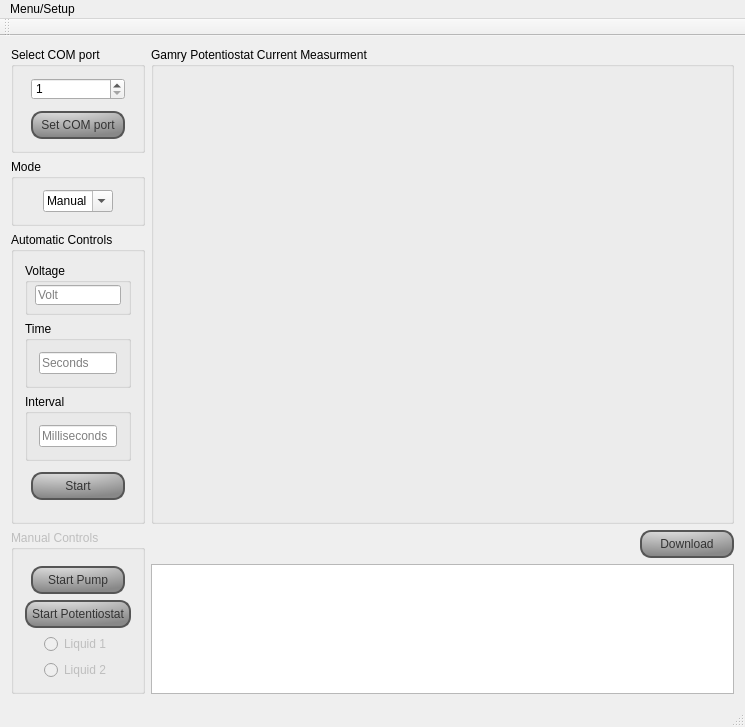
This is user-interface/ExperimentControl/mainwindow.ui in atraastrum/project-a-elec-e8002 as Qt 5 draws it before an edit. The edited form follows.
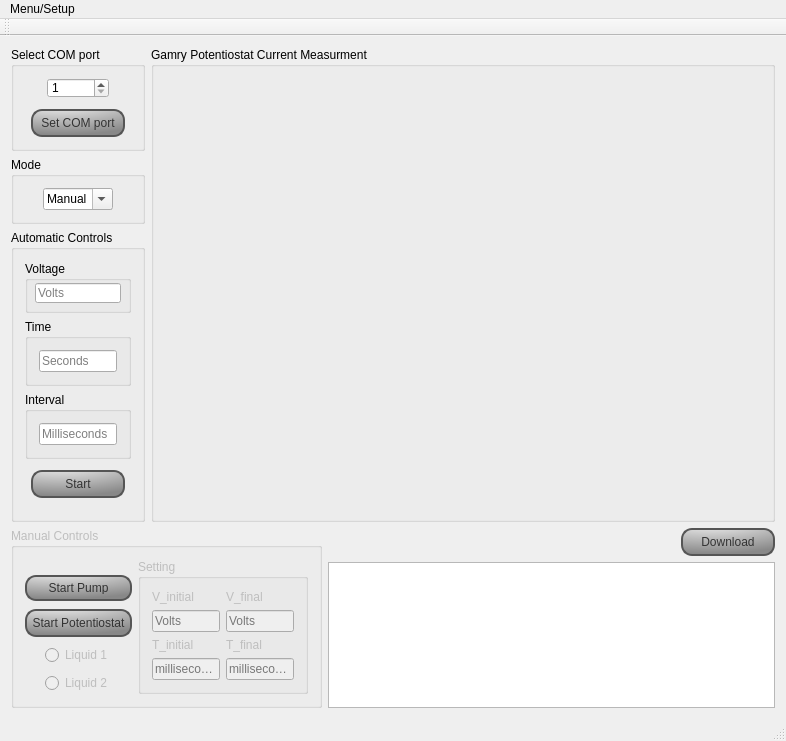
This is the edited form. Custom widgets are drawn as their Qt base class.

Commit message: Adding manual setting box

```diff
--- a/user-interface/ExperimentControl/mainwindow.ui
+++ b/user-interface/ExperimentControl/mainwindow.ui
@@ -6,8 +6,8 @@
    <rect>
     <x>0</x>
     <y>0</y>
-    <width>745</width>
-    <height>685</height>
+    <width>786</width>
+    <height>703</height>
    </rect>
   </property>
   <property name="windowTitle">
@@ -43,7 +43,104 @@
      <verstretch>0</verstretch>
     </sizepolicy>
    </property>
-   <layout class="QGridLayout" name="gridLayout" rowstretch="2,1,4,3" columnstretch="1,20">
+   <layout class="QVBoxLayout" name="verticalLayout_2" stretch="3,1">
+    <item>
+     <layout class="QGridLayout" name="gridLayout_2" rowstretch="1,1,4" columnstretch="1,15">
+      <item row="0" column="0">
+       <widget class="QGroupBox" name="groupBox">
+        <property name="title">
+         <string>Select COM port</string>
+        </property>
+        <layout class="QGridLayout" name="gridLayout_3">
+         <item row="0" column="2">
+          <spacer name="horizontalSpacer_5">
+           <property name="orientation">
+            <enum>Qt::Horizontal</enum>
+           </property>
+           <property name="sizeHint" stdset="0">
+            <size>
+             <width>40</width>
+             <height>20</height>
+            </size>
+           </property>
+          </spacer>
+         </item>
+         <item row="0" column="1" alignment="Qt::AlignHCenter">
+          <widget class="QSpinBox" name="comPortSelect">
+           <property name="minimumSize">
+            <size>
+             <width>62</width>
+             <height>20</height>
+            </size>
+           </property>
+           <property name="maximumSize">
+            <size>
+             <width>62</width>
+             <height>20</height>
+            </size>
+           </property>
+           <property name="minimum">
+            <number>1</number>
+           </property>
+           <property name="maximum">
+            <number>20</number>
+           </property>
+          </widget>
+         </item>
+         <item row="2" column="1">
+          <widget class="QPushButton" name="comPortSelection">
+           <property name="text">
+            <string>Set COM port</string>
+           </property>
+          </widget>
+         </item>
+         <item row="1" column="1">
+          <spacer name="verticalSpacer">
+           <property name="orientation">
+            <enum>Qt::Vertical</enum>
+           </property>
+           <property name="sizeType">
+            <enum>QSizePolicy::Fixed</enum>
+           </property>
+           <property name="sizeHint" stdset="0">
+            <size>
+             <width>20</width>
+             <height>5</height>
+            </size>
+           </property>
+          </spacer>
+         </item>
+         <item row="0" column="0">
+          <spacer name="horizontalSpacer_4">
+           <property name="orientation">
+            <enum>Qt::Horizontal</enum>
+           </property>
+           <property name="sizeType">
+            <enum>QSizePolicy::Expanding</enum>
+           </property>
+           <property name="sizeHint" stdset="0">
+            <size>
+             <width>40</width>
+             <height>20</height>
+            </size>
+           </property>
+          </spacer>
+         </item>
+        </layout>
+       </widget>
+      </item>
+      <item row="0" column="1" rowspan="3">
+       <widget class="QGroupBox" name="groupBoxPlot">
+        <property name="title">
+         <string>Gamry Potentiostat Current Measurment</string>
+        </property>
+        <layout class="QVBoxLayout" name="verticalLayout">
+         <item>
+          <widget class="QCustomPlot" name="graphWindow" native="true"/>
+         </item>
+        </layout>
+       </widget>
+      </item>
     <item row="1" column="0">
      <widget class="QGroupBox" name="groupBox_2">
       <property name="title">
@@ -102,71 +199,6 @@
       </layout>
      </widget>
     </item>
-    <item row="3" column="0">
-     <widget class="QGroupBox" name="manualControlsGroup">
-      <property name="enabled">
-       <bool>false</bool>
-      </property>
-      <property name="title">
-       <string>Manual Controls</string>
-      </property>
-      <layout class="QGridLayout" name="gridLayout_6">
-       <item row="4" column="0" alignment="Qt::AlignHCenter">
-        <widget class="QRadioButton" name="liquid2Control">
-         <property name="text">
-          <string>Liquid 2</string>
-         </property>
-         <attribute name="buttonGroup">
-          <string notr="true">liquidControls</string>
-         </attribute>
-        </widget>
-       </item>
-       <item row="3" column="0" alignment="Qt::AlignHCenter">
-        <widget class="QRadioButton" name="liquid1Control">
-         <property name="text">
-          <string>Liquid 1</string>
-         </property>
-         <attribute name="buttonGroup">
-          <string notr="true">liquidControls</string>
-         </attribute>
-        </widget>
-       </item>
-       <item row="2" column="0" alignment="Qt::AlignHCenter">
-        <widget class="QPushButton" name="controlPSTATButton">
-         <property name="text">
-          <string>Start Potentiostat</string>
-         </property>
-        </widget>
-       </item>
-       <item row="1" column="0" alignment="Qt::AlignHCenter">
-        <widget class="QPushButton" name="startPumpButton">
-         <property name="text">
-          <string>Start Pump</string>
-         </property>
-         <property name="checkable">
-          <bool>false</bool>
-         </property>
-        </widget>
-       </item>
-       <item row="0" column="0">
-        <spacer name="verticalSpacer_3">
-         <property name="orientation">
-          <enum>Qt::Vertical</enum>
-         </property>
-         <property name="sizeType">
-          <enum>QSizePolicy::Fixed</enum>
-         </property>
-         <property name="sizeHint" stdset="0">
-          <size>
-           <width>20</width>
-           <height>5</height>
-          </size>
-         </property>
-        </spacer>
-       </item>
-      </layout>
-     </widget>
-    </item>
     <item row="2" column="0">
      <widget class="QGroupBox" name="autoControlsGroup">
       <property name="title">
@@ -332,7 +364,7 @@
            </rect>
           </property>
           <property name="placeholderText">
-           <string>Volt</string>
+             <string>Volts</string>
           </property>
          </widget>
         </widget>
@@ -340,24 +372,70 @@
       </layout>
      </widget>
     </item>
-    <item row="0" column="0">
-     <widget class="QGroupBox" name="groupBox">
+     </layout>
+    </item>
+    <item>
+     <layout class="QGridLayout" name="gridLayout">
+      <item row="0" column="0" rowspan="2">
+       <widget class="QGroupBox" name="manualControlsGroup">
+        <property name="enabled">
+         <bool>false</bool>
+        </property>
+        <property name="sizePolicy">
+         <sizepolicy hsizetype="Fixed" vsizetype="Fixed">
+          <horstretch>0</horstretch>
+          <verstretch>0</verstretch>
+         </sizepolicy>
+        </property>
       <property name="title">
-       <string>Select COM port</string>
-      </property>
-      <layout class="QGridLayout" name="gridLayout_3">
-       <item row="0" column="1">
-        <widget class="QSpinBox" name="comPortSelect">
-         <property name="minimum">
-          <number>1</number>
-         </property>
-         <property name="maximum">
-          <number>20</number>
-         </property>
-        </widget>
-       </item>
-       <item row="1" column="1">
-        <spacer name="verticalSpacer">
+         <string>Manual Controls</string>
+        </property>
+        <layout class="QGridLayout" name="gridLayout_6">
+         <item row="4" column="0" alignment="Qt::AlignHCenter">
+          <widget class="QRadioButton" name="liquid2Control">
+           <property name="text">
+            <string>Liquid 2</string>
+           </property>
+           <attribute name="buttonGroup">
+            <string notr="true">liquidControls</string>
+           </attribute>
+          </widget>
+         </item>
+         <item row="3" column="0" alignment="Qt::AlignHCenter">
+          <widget class="QRadioButton" name="liquid1Control">
+           <property name="text">
+            <string>Liquid 1</string>
+           </property>
+           <attribute name="buttonGroup">
+            <string notr="true">liquidControls</string>
+           </attribute>
+          </widget>
+         </item>
+         <item row="2" column="0" alignment="Qt::AlignHCenter">
+          <widget class="QPushButton" name="controlPSTATButton">
+           <property name="text">
+            <string>Start Potentiostat</string>
+           </property>
+          </widget>
+         </item>
+         <item row="1" column="0">
+          <widget class="QPushButton" name="startPumpButton">
+           <property name="maximumSize">
+            <size>
+             <width>122</width>
+             <height>26</height>
+            </size>
+           </property>
+           <property name="text">
+            <string>Start Pump</string>
+           </property>
+           <property name="checkable">
+            <bool>false</bool>
+           </property>
+          </widget>
+         </item>
+         <item row="0" column="0">
+          <spacer name="verticalSpacer_3">
          <property name="orientation">
           <enum>Qt::Vertical</enum>
          </property>
@@ -372,48 +450,100 @@
          </property>
         </spacer>
        </item>
-       <item row="0" column="2">
-        <spacer name="horizontalSpacer_5">
-         <property name="orientation">
-          <enum>Qt::Horizontal</enum>
-         </property>
-         <property name="sizeHint" stdset="0">
+         <item row="0" column="1" rowspan="5">
+          <widget class="QGroupBox" name="ManualSettingBox">
+           <property name="sizePolicy">
+            <sizepolicy hsizetype="Minimum" vsizetype="Fixed">
+             <horstretch>0</horstretch>
+             <verstretch>0</verstretch>
+            </sizepolicy>
+           </property>
+           <property name="maximumSize">
           <size>
-           <width>40</width>
-           <height>20</height>
-          </size>
-         </property>
-        </spacer>
+             <width>170</width>
+             <height>16777215</height>
+            </size>
+           </property>
+           <property name="title">
+            <string>Setting</string>
+           </property>
+           <layout class="QGridLayout" name="gridLayout_9">
+            <item row="2" column="0">
+             <widget class="QLabel" name="label_2">
+              <property name="text">
+               <string>T_initial</string>
+              </property>
+             </widget>
+            </item>
+            <item row="1" column="0">
+             <widget class="QLineEdit" name="Vinitial">
+              <property name="placeholderText">
+               <string>Volts</string>
+              </property>
+             </widget>
        </item>
        <item row="0" column="0">
-        <spacer name="horizontalSpacer_4">
-         <property name="orientation">
-          <enum>Qt::Horizontal</enum>
-         </property>
-         <property name="sizeType">
-          <enum>QSizePolicy::Expanding</enum>
-         </property>
-         <property name="sizeHint" stdset="0">
-          <size>
-           <width>40</width>
-           <height>20</height>
-          </size>
-         </property>
-        </spacer>
+             <widget class="QLabel" name="label">
+              <property name="text">
+               <string>V_initial</string>
+              </property>
+             </widget>
+            </item>
+            <item row="3" column="0">
+             <widget class="QLineEdit" name="Tinitial">
+              <property name="placeholderText">
+               <string>milliseconds</string>
+              </property>
+             </widget>
+            </item>
+            <item row="0" column="1">
+             <widget class="QLabel" name="label_3">
+              <property name="text">
+               <string>V_final</string>
+              </property>
+             </widget>
+            </item>
+            <item row="1" column="1">
+             <widget class="QLineEdit" name="Vfinal">
+              <property name="placeholderText">
+               <string>Volts</string>
+              </property>
+             </widget>
        </item>
        <item row="2" column="1">
-        <widget class="QPushButton" name="comPortSelection">
+             <widget class="QLabel" name="label_4">
          <property name="text">
-          <string>Set COM port</string>
-         </property>
-        </widget>
-       </item>
-      </layout>
+               <string>T_final</string>
+              </property>
      </widget>
     </item>
     <item row="3" column="1">
-     <layout class="QGridLayout" name="gridLayout_2" rowstretch="1,5" columnstretch="5,1">
+             <widget class="QLineEdit" name="Tfinal">
+              <property name="placeholderText">
+               <string>milliseconds</string>
+              </property>
+             </widget>
+            </item>
+           </layout>
+          </widget>
+         </item>
+        </layout>
+       </widget>
+      </item>
       <item row="0" column="1">
+       <spacer name="horizontalSpacer">
+        <property name="orientation">
+         <enum>Qt::Horizontal</enum>
+        </property>
+        <property name="sizeHint" stdset="0">
+         <size>
+          <width>478</width>
+          <height>20</height>
+         </size>
+        </property>
+       </spacer>
+      </item>
+      <item row="0" column="2">
        <widget class="QPushButton" name="pushButton">
         <property name="sizePolicy">
          <sizepolicy hsizetype="Fixed" vsizetype="Fixed">
@@ -426,36 +556,11 @@
         </property>
        </widget>
       </item>
-      <item row="1" column="0" colspan="2">
+      <item row="1" column="1" colspan="2">
        <widget class="QTextBrowser" name="textBrowser"/>
       </item>
-      <item row="0" column="0">
-       <spacer name="horizontalSpacer">
-        <property name="orientation">
-         <enum>Qt::Horizontal</enum>
-        </property>
-        <property name="sizeHint" stdset="0">
-         <size>
-          <width>40</width>
-          <height>20</height>
-         </size>
-        </property>
-       </spacer>
-      </item>
      </layout>
     </item>
-    <item row="0" column="1" rowspan="3">
-     <widget class="QGroupBox" name="groupBoxPlot">
-      <property name="title">
-       <string>Gamry Potentiostat Current Measurment</string>
-      </property>
-      <layout class="QVBoxLayout" name="verticalLayout">
-       <item>
-        <widget class="QCustomPlot" name="graphWindow" native="true"/>
-       </item>
-      </layout>
-     </widget>
-    </item>
    </layout>
   </widget>
   <widget class="QMenuBar" name="menuBar">
@@ -463,8 +568,8 @@
     <rect>
      <x>0</x>
      <y>0</y>
-     <width>745</width>
-     <height>26</height>
+     <width>786</width>
+     <height>23</height>
     </rect>
    </property>
    <widget class="QMenu" name="menuMenu_Setup">
```
Lines whose indentation alone changed are shown as unchanged.
